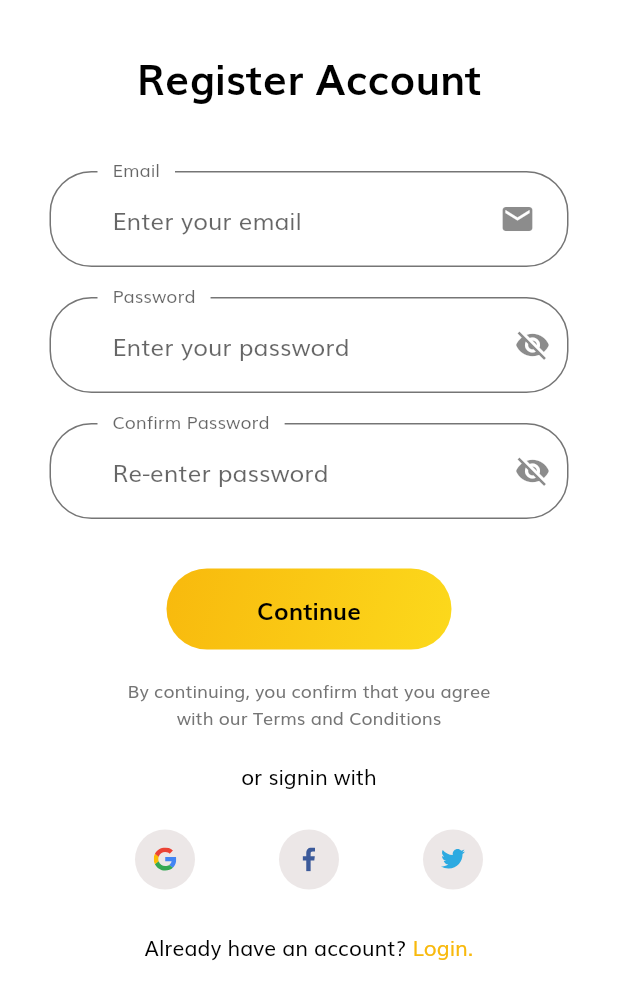
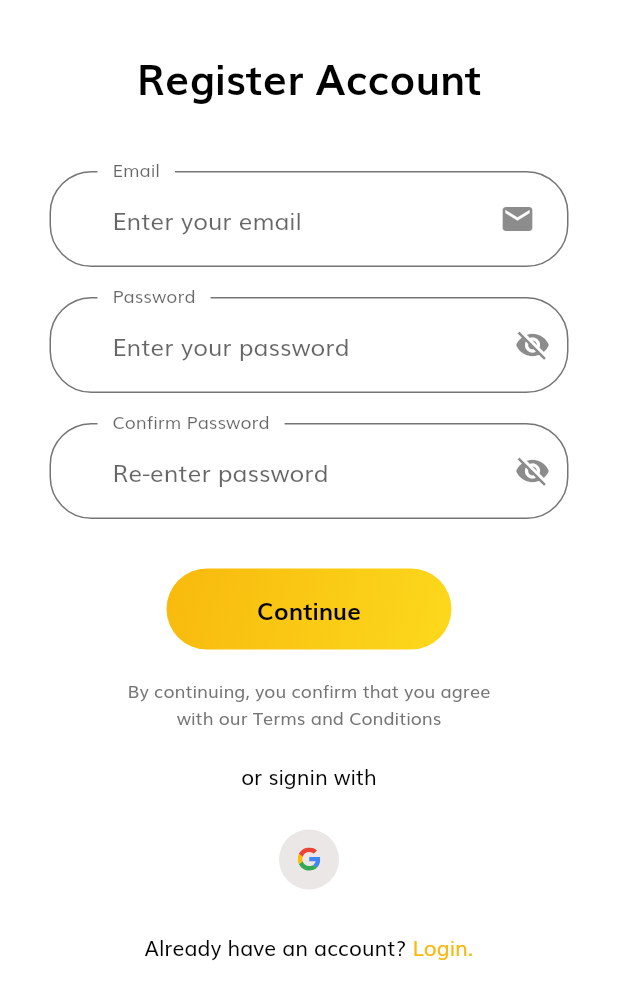
Before and after one commit to TubaNasir/Vizstore, a Flutter app: the screen it shows after launch, after a tap on "Continue", after a tap on "Signup.", on a phone screen of 412 x 824 dp. Shown: the top 1000 px of the screen. Run offline on Flutter 3.47's test engine with Material 2 defaults, Android fonts, the phone set to English and light mode, and no system bars; our stand-ins replace auto_size_text, camera, cloud_firestore, firebase_auth, firebase_core, firebase_storage and 6 more; missing offline and left inert: flutter_glow; accounts and stored records are empty.

Commit message:
signup login

```diff
--- a/lib/screens/login/widgets/login_form.dart
+++ b/lib/screens/login/widgets/login_form.dart
@@ -141,14 +141,6 @@ class _LoginFormState extends State<LoginForm> {
                   }
                 },
               ),
-              SocialCard(
-                icon: 'assets/icons/facebook-2.svg',
-                onPressed: () {},
-              ),
-              SocialCard(
-                icon: 'assets/icons/twitter.svg',
-                onPressed: () {},
-              ),
             ],
           ),
           SizedBox(height: 20)
--- a/lib/screens/signup/widgets/signup_form.dart
+++ b/lib/screens/signup/widgets/signup_form.dart
@@ -171,14 +171,7 @@ class _SignUpFormState extends State<SignUpForm> {
                 icon: 'assets/icons/google-icon.svg',
                 onPressed: () {},
               ),
-              SocialCard(
-                icon: 'assets/icons/facebook-2.svg',
-                onPressed: () {},
-              ),
-              SocialCard(
-                icon: 'assets/icons/twitter.svg',
-                onPressed: () {},
-              ),
+
             ]),
           ],
         ),
```
